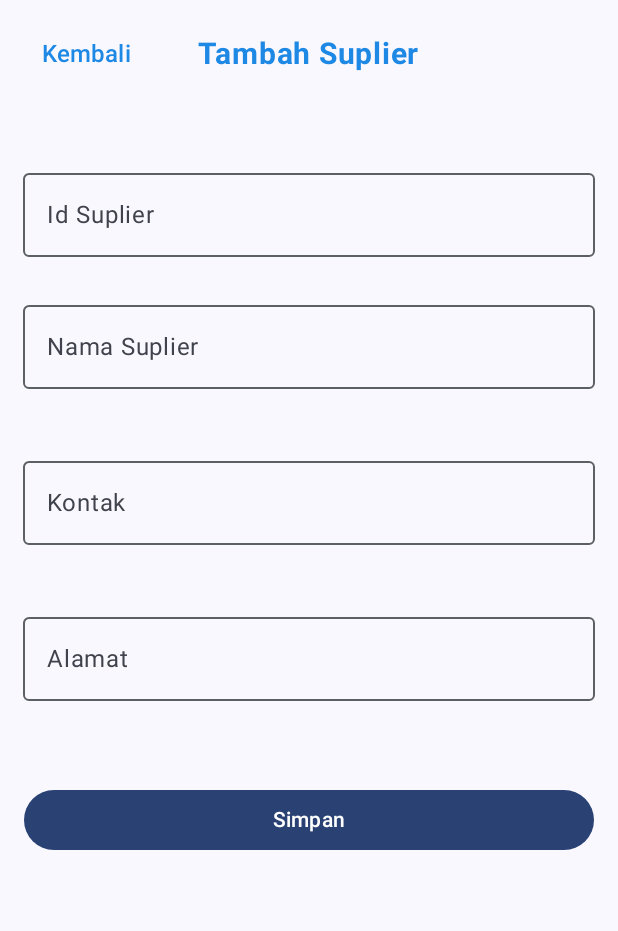
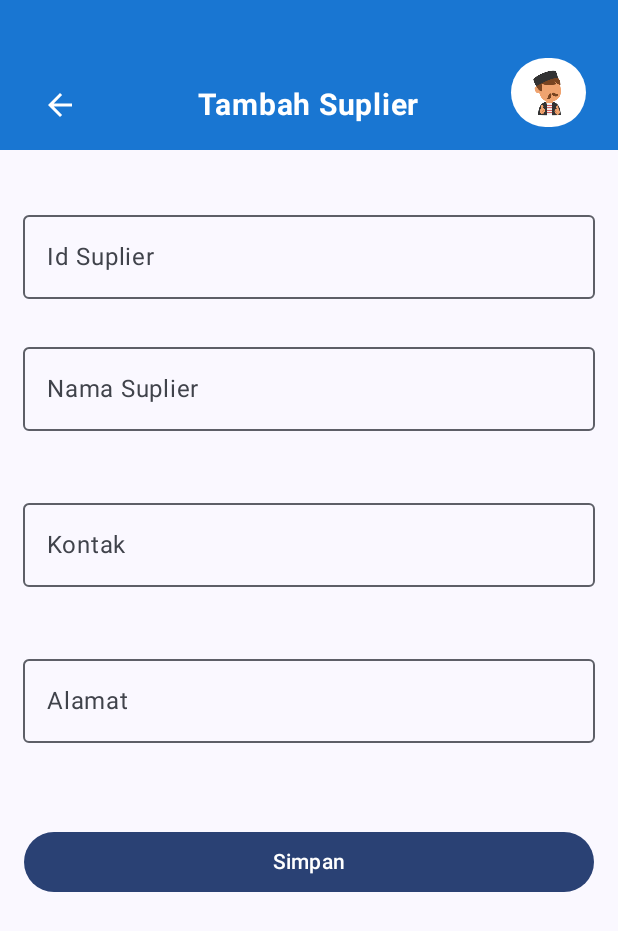
Before and after one commit to alviennn/UcpRoomDatabase_0078, an Android app built with Jetpack Compose: the AddSplView screen opened through its navigation route, on a phone screen of 412 x 824 dp. Shown: the top 931 px of the screen. Run offline under Robolectric (Android 15) with nearby library versions, the phone set to English and light mode, and no system bars.

Commit message:
merubah tampilannya navbar

```diff
--- a/app/src/main/java/com/example/ucproomdatabase/ui/customwidget/TopAppBar.kt
+++ b/app/src/main/java/com/example/ucproomdatabase/ui/customwidget/TopAppBar.kt
@@ -2,14 +2,19 @@ package com.example.ucproomdatabase.ui.customwidget
 
 import androidx.compose.foundation.background
 import androidx.compose.foundation.layout.*
+import androidx.compose.foundation.shape.CircleShape
+import androidx.compose.material.icons.Icons
+import androidx.compose.material.icons.filled.ArrowBack
 import androidx.compose.material3.*
 import androidx.compose.runtime.Composable
 import androidx.compose.ui.Alignment
 import androidx.compose.ui.Modifier
 import androidx.compose.ui.graphics.Color
+import androidx.compose.ui.res.painterResource
 import androidx.compose.ui.text.font.FontWeight
 import androidx.compose.ui.unit.dp
 import androidx.compose.ui.unit.sp
+import com.example.ucproomdatabase.R
 
 @Composable
 fun TopAppBar(
@@ -17,41 +22,50 @@ fun TopAppBar(
     showBackButton: Boolean = true,
     judul: String,
 ) {
-    val blueText = Color(0xFF1E88E5) // Custom blue color
-
+    val backgroundColor = Color(0xFF1976D2)
     Box(
         modifier = Modifier
             .fillMaxWidth()
-            .padding(horizontal = 16.dp, vertical = 12.dp),
-        contentAlignment = Alignment.Center
+            .height(100.dp)
+            .background(backgroundColor)
+            .padding(horizontal = 16.dp, vertical = 10.dp)
     ) {
         if (showBackButton) {
-            Row(
-                modifier = Modifier.fillMaxWidth(),
-                verticalAlignment = Alignment.CenterVertically
+            IconButton(
+                onClick = onBack,
+                modifier = Modifier.align(Alignment.CenterStart).padding(top = 40.dp)
             ) {
-                TextButton(
-                    onClick = onBack,
-                    colors = ButtonDefaults.textButtonColors(
-                        contentColor = blueText // Set blue color for the back button text
-                    )
-                ) {
-                    Text(
-                        text = "Kembali",
-                        fontSize = 16.sp,
-                        fontWeight = FontWeight.Medium,
-                        color = blueText // Set blue color for the back button text
-                    )
-                }
-                Spacer(modifier = Modifier.weight(1f))
+                Icon(
+                    imageVector = Icons.Default.ArrowBack,
+                    contentDescription = "Kembali",
+                    tint = Color.White
+                )
             }
         }
+
         Text(
             text = judul,
             fontSize = 20.sp,
             fontWeight = FontWeight.Bold,
-            color = blueText,
-            modifier = Modifier.align(Alignment.Center)
+            color = Color.White,
+            modifier = Modifier.align(Alignment.Center).padding(top = 40.dp)
         )
+
+        Box(
+            modifier = Modifier
+                .padding(top = 23.dp)
+                .padding(5.dp)
+                .size(50.dp)
+                .background(color = Color.White, shape = CircleShape)
+                .align(Alignment.CenterEnd),
+            contentAlignment = Alignment.Center
+        ) {
+            Icon(
+                painter = painterResource(id = R.drawable.logo),
+                contentDescription = "Logo",
+                tint = Color.Unspecified,
+                modifier = Modifier.size(32.dp)
+            )
+        }
     }
 }
--- a/app/src/main/java/com/example/ucproomdatabase/ui/customwidget/TopHomeAppBar.kt
+++ b/app/src/main/java/com/example/ucproomdatabase/ui/customwidget/TopHomeAppBar.kt
@@ -7,6 +7,7 @@ import androidx.compose.material.icons.Icons
 import androidx.compose.material.icons.filled.ArrowBack
 import androidx.compose.material3.Icon
 import androidx.compose.material3.IconButton
+import androidx.compose.material3.MaterialTheme
 import androidx.compose.material3.Text
 import androidx.compose.runtime.Composable
 import androidx.compose.ui.Alignment
@@ -38,15 +39,16 @@ fun TopHomeAppBar(
                         Color(0xFF21CBF3)
                     )
                 ),
-                shape = RoundedCornerShape(bottomEnd = 40.dp)
+                shape = RoundedCornerShape(bottomEnd = 60.dp)
             )
-            .padding(horizontal = 30.dp, vertical = 26.dp)
+            .padding(horizontal = 22.dp, vertical = 26.dp)
     ) {
         Row(
             modifier = Modifier.fillMaxWidth(),
             verticalAlignment = Alignment.CenterVertically,
             horizontalArrangement = Arrangement.SpaceBetween
         ) {
+
             if (showBackButton) {
                 IconButton(
                     onClick = onBack,
@@ -54,6 +56,7 @@ fun TopHomeAppBar(
                         .size(40.dp)
                         .clip(CircleShape)
                         .background(Color.White.copy(alpha = 0.15f))
+                        .padding(4.dp)
                 ) {
                     Icon(
                         imageVector = Icons.Default.ArrowBack,
@@ -66,20 +69,19 @@ fun TopHomeAppBar(
             Column(
                 modifier = Modifier
                     .weight(1f)
-                    .padding(top = 20.dp)
-                    .padding(start = 16.dp)
+                    .padding(6.dp)
             ) {
                 Text(
                     text = "Lapor Barang",
                     color = Color.White,
                     fontWeight = FontWeight.Bold,
-                    fontSize = 24.sp
+                    fontSize = 26.sp,
                 )
                 Text(
                     text = "Toko Madura",
                     color = Color.White.copy(alpha = 0.7f),
                     fontWeight = FontWeight.Normal,
-                    fontSize = 16.sp
+                    fontSize = 16.sp,
                 )
             }
 
@@ -88,7 +90,7 @@ fun TopHomeAppBar(
                     painter = painterResource(id = imageResource),
                     contentDescription = "Logo",
                     modifier = Modifier
-                        .size(70.dp)
+                        .size(80.dp)
                         .clip(CircleShape)
                         .background(Color.White.copy(alpha = 0.15f))
                 )
```
